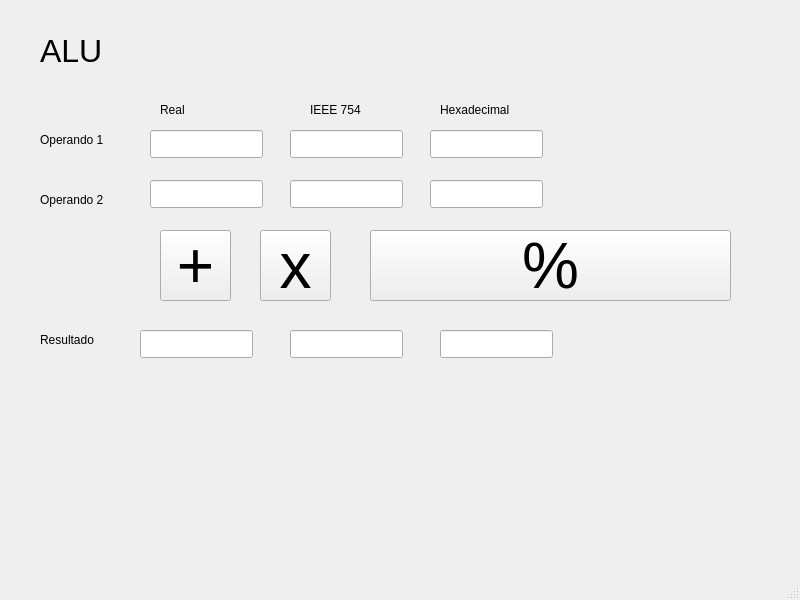
This is Practica4ALU/menualuALU.ui in ValentinUnileon/practica4Arco as Qt 5 draws it before an edit. The edited form follows.
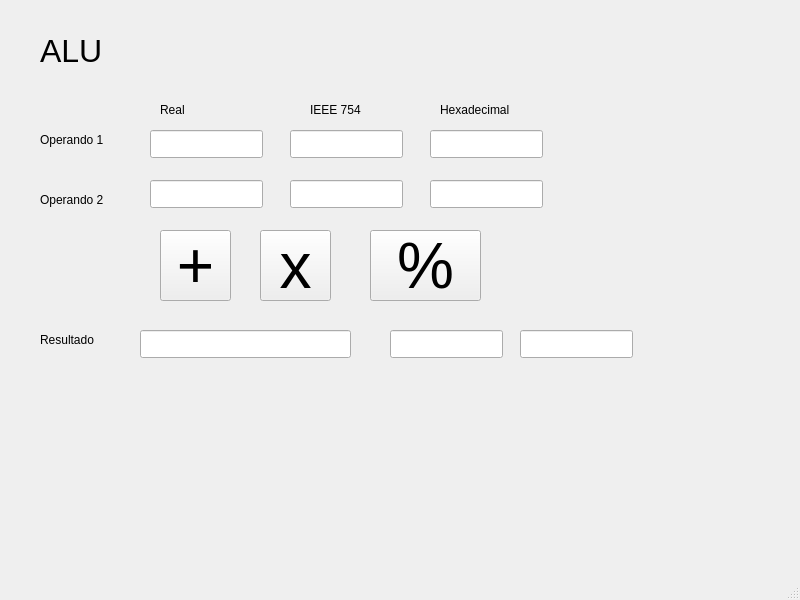
This is the edited form.

Patch:
```diff
--- a/Practica4ALU/menualuALU.ui
+++ b/Practica4ALU/menualuALU.ui
@@ -151,7 +151,7 @@
      <rect>
       <x>370</x>
       <y>230</y>
-      <width>361</width>
+      <width>111</width>
       <height>71</height>
      </rect>
     </property>
@@ -229,7 +229,7 @@
      <rect>
       <x>140</x>
       <y>330</y>
-      <width>113</width>
+      <width>211</width>
       <height>28</height>
      </rect>
     </property>
@@ -237,7 +237,7 @@
    <widget class="QLineEdit" name="resultadoIEEE">
     <property name="geometry">
      <rect>
-      <x>290</x>
+      <x>390</x>
       <y>330</y>
       <width>113</width>
       <height>28</height>
@@ -247,7 +247,7 @@
    <widget class="QLineEdit" name="resultadoHexadecimal">
     <property name="geometry">
      <rect>
-      <x>440</x>
+      <x>520</x>
       <y>330</y>
       <width>113</width>
       <height>28</height>
```
Left out of the diff: 2 changed lines with no effect on the pictures.
